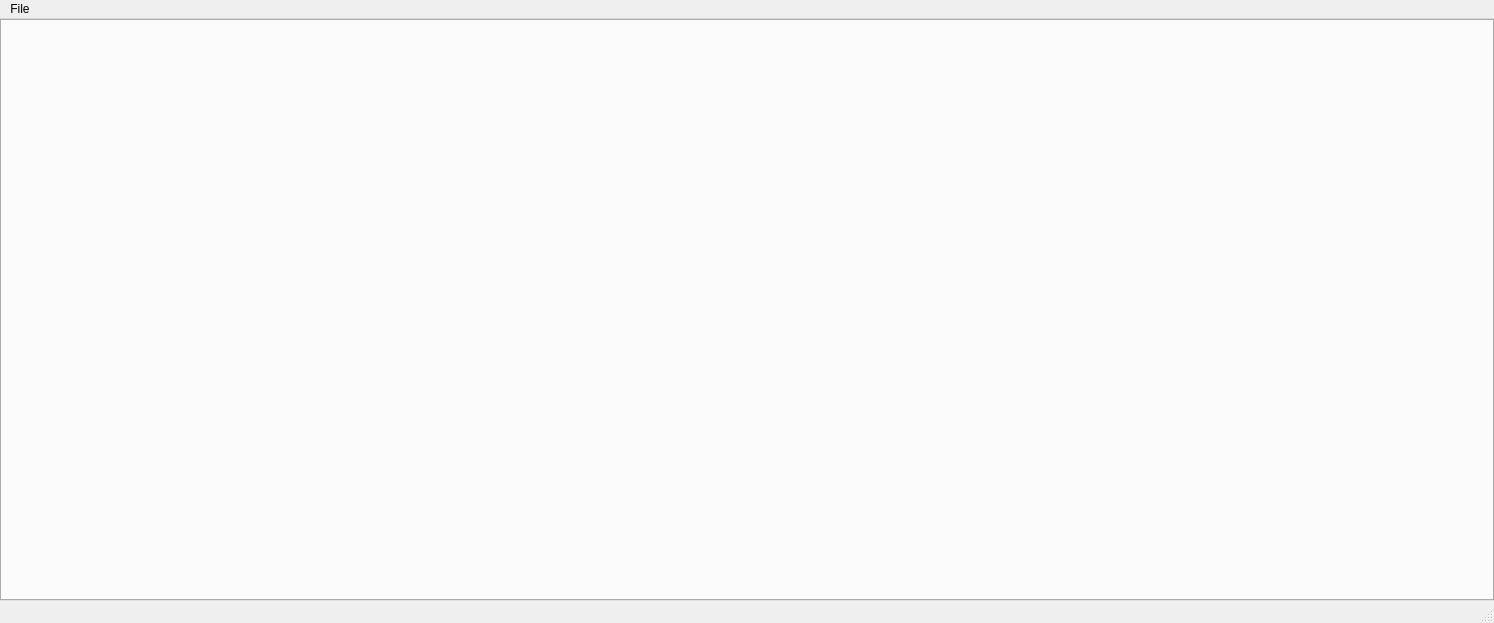
Old version of the form ui/main.ui in the repository Amirmehdig/mano-microprogram-simulator.
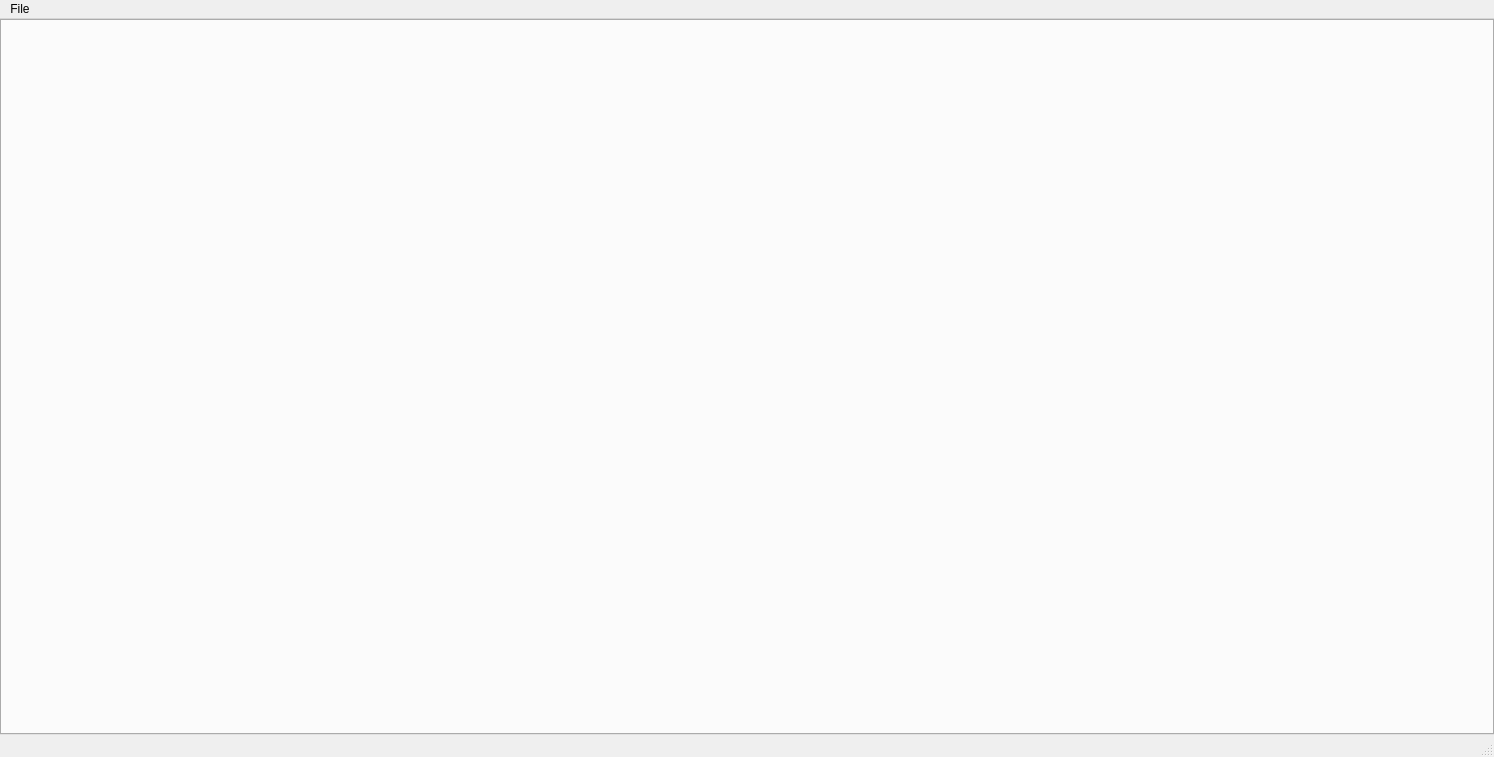
New version of the form.

Patch:
```diff
--- a/ui/main.ui
+++ b/ui/main.ui
@@ -7,7 +7,7 @@
     <x>0</x>
     <y>0</y>
     <width>1494</width>
-    <height>623</height>
+    <height>757</height>
    </rect>
   </property>
   <property name="windowTitle">
```
